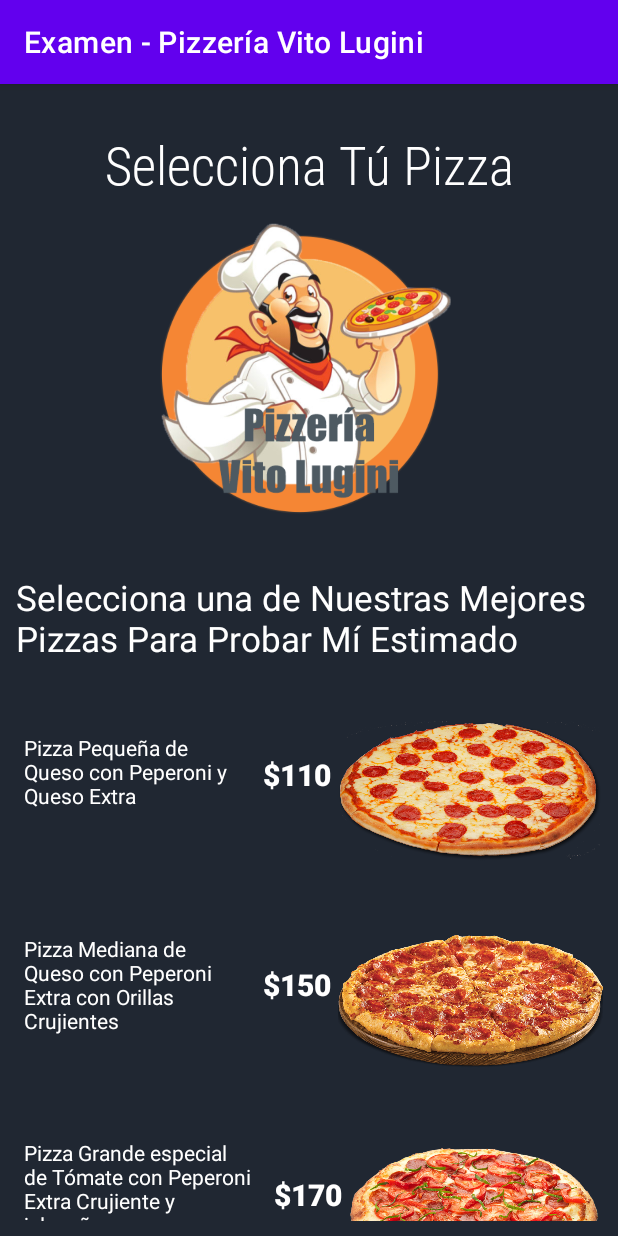
After one commit to AlexUrahara/ExamenPizzeria, an Android app: the MenuComida screen opened directly, with no data from a screen before it, on a phone screen of 412 x 824 dp. The commit adds this screen. Run offline under Robolectric (Android 15) with nearby library versions, the phone set to English and light mode, and no system bars.

Commit message:
adelanto con el diseño

```diff
--- a/app/src/main/java/com/example/examen_pizzeravitolugini/MainActivity.java
+++ b/app/src/main/java/com/example/examen_pizzeravitolugini/MainActivity.java
@@ -21,5 +21,6 @@ public class MainActivity extends AppCompatActivity {
         Intent i = new Intent(this, Menu.class);
         i.putExtra("dato", text0.getText().toString());
         startActivity(i);
+
     }
 }
--- /dev/null
+++ b/app/src/main/java/com/example/examen_pizzeravitolugini/MenuComida.java
@@ -0,0 +1,32 @@
+package com.example.examen_pizzeravitolugini;
+
+import androidx.appcompat.app.AppCompatActivity;
+
+import android.content.Intent;
+import android.os.Bundle;
+import android.view.View;
+import android.widget.Button;
+import android.widget.TextView;
+
+public class MenuComida extends AppCompatActivity {
+
+    Button button3;
+
+    @Override
+    protected void onCreate(Bundle savedInstanceState) {
+        super.onCreate(savedInstanceState);
+        setContentView(R.layout.activity_menu_comida);
+
+        button3 = findViewById(R.id.button3);
+
+        button3.setOnClickListener(new View.OnClickListener() {
+            @Override
+            public void onClick(View view) {
+                Intent intent = new Intent(MenuComida.this,MenuBebidas.class);
+                startActivity(intent);
+            }
+        });
+
+
+    }
+}
--- a/app/src/main/res/layout/activity_main.xml
+++ b/app/src/main/res/layout/activity_main.xml
@@ -25,7 +25,8 @@
             android:gravity="center"
             android:text="Inicia Sesión para Acceder"
             android:textColor="@color/white"
-            android:textSize="33dp" />
+            android:textSize="33dp"
+            tools:ignore="TextContrastCheck" />
 
 
         <ImageView
@@ -47,7 +48,7 @@
             android:inputType="textPersonName"
             android:textColor="@color/white"
             android:textColorHint="@color/grisparatexto"
-            tools:ignore="DuplicateIds" />
+            tools:ignore="DuplicateIds,TouchTargetSizeCheck" />
 
         <Button
             android:id="@+id/button1"
--- a/app/src/main/res/layout/activity_menu.xml
+++ b/app/src/main/res/layout/activity_menu.xml
@@ -66,19 +66,19 @@
             android:orientation="horizontal">
 
             <ImageView
-                android:id="@+id/imageView3"
+                android:id="@+id/ima1"
                 android:layout_width="190dp"
                 android:layout_height="200dp"
                 android:layout_marginRight="10dp"
                 android:layout_weight="1"
-                app:srcCompat="@drawable/bebidass" />
+                app:srcCompat="@drawable/comida" />
 
             <ImageView
                 android:id="@+id/imageView2"
                 android:layout_width="190dp"
                 android:layout_height="200dp"
                 android:layout_weight="1"
-                app:srcCompat="@drawable/comida" />
+                app:srcCompat="@drawable/bebidass" />
         </LinearLayout>
 
     </LinearLayout>
--- /dev/null
+++ b/app/src/main/res/layout/activity_menu_comida.xml
@@ -0,0 +1,186 @@
+<?xml version="1.0" encoding="utf-8"?>
+<androidx.constraintlayout.widget.ConstraintLayout xmlns:android="http://schemas.android.com/apk/res/android"
+    xmlns:app="http://schemas.android.com/apk/res-auto"
+    xmlns:tools="http://schemas.android.com/tools"
+    android:layout_width="match_parent"
+    android:layout_height="match_parent"
+    tools:context=".MenuComida"
+    android:background="@color/Fondo_Oscuro">
+
+    <LinearLayout
+        android:layout_width="match_parent"
+        android:layout_height="match_parent"
+        android:layout_marginHorizontal="10dp"
+        android:layout_marginVertical="10dp"
+        android:orientation="vertical"
+        >
+
+        <TextView
+            android:layout_width="match_parent"
+            android:layout_height="wrap_content"
+            android:layout_marginTop="20dp"
+            android:background="#D6D31A"
+            android:backgroundTint="#009E8861"
+            android:fontFamily="@font/robotolight"
+            android:gravity="center"
+            android:text="Selecciona Tú Pizza"
+            android:textColor="@color/white"
+            android:textSize="35dp"
+            tools:ignore="TextContrastCheck" />
+
+
+        <ImageView
+            android:layout_width="199dp"
+            android:layout_height="199dp"
+            app:srcCompat="@drawable/icono"
+            android:layout_marginTop="10dp"
+            android:layout_gravity="center"/>
+
+        <TextView
+            android:id="@+id/text2"
+            android:layout_width="390dp"
+            android:layout_height="60dp"
+            android:layout_gravity="center"
+            android:layout_marginTop="40dp"
+            android:fontFamily="sans-serif"
+            android:text="Selecciona una de Nuestras Mejores Pizzas Para Probar Mí Estimado"
+            android:textColor="@color/white"
+            android:textSize="23dp" />
+
+        <LinearLayout
+            android:layout_width="match_parent"
+            android:layout_height="140dp"
+            android:orientation="horizontal">
+            <TextView
+                android:layout_width="150dp"
+                android:layout_height="69dp"
+                android:layout_marginTop="40dp"
+                android:layout_marginLeft="6dp"
+                android:text="Pizza Pequeña de Queso con Peperoni y Queso Extra"
+                android:textColor="@color/white"
+                />
+            <TextView
+                android:layout_width="50dp"
+                android:layout_height="59dp"
+                android:layout_marginTop="60dp"
+                android:layout_marginLeft="9dp"
+                android:text="$110"
+                android:textSize="20dp"
+                android:fontFamily="sans-serif-black"
+                android:textColor="@color/white"
+                />
+
+            <ImageButton
+                android:id="@+id/ima3"
+                android:layout_width="190dp"
+                android:layout_height="110dp"
+                android:layout_marginTop="30dp"
+                android:layout_weight="1"
+                android:scaleType="fitCenter"
+                android:background="@color/Fondo_Oscuro"
+                app:srcCompat="@drawable/pizza3" />
+        </LinearLayout>
+
+        <LinearLayout
+            android:layout_width="match_parent"
+            android:layout_height="140dp"
+            android:orientation="horizontal">
+            <TextView
+                android:layout_width="150dp"
+                android:layout_height="89dp"
+                android:layout_marginLeft="6dp"
+                android:layout_marginTop="34dp"
+                android:text="Pizza Mediana de Queso con Peperoni Extra con Orillas Crujientes"
+                android:textColor="@color/white"
+                />
+            <TextView
+                android:layout_width="50dp"
+                android:layout_height="59dp"
+                android:layout_marginTop="60dp"
+                android:layout_marginLeft="9dp"
+                android:text="$150"
+                android:textSize="20dp"
+                android:fontFamily="sans-serif-black"
+                android:textColor="@color/white"
+                />
+
+            <ImageButton
+                android:id="@+id/ima4"
+                android:layout_marginTop="30dp"
+                android:layout_width="190dp"
+                android:scaleType="fitCenter"
+                android:background="@color/Fondo_Oscuro"
+                android:layout_height="110dp"
+                android:layout_weight="1"
+                app:srcCompat="@drawable/pizza1"/>
+
+        </LinearLayout>
+
+        <LinearLayout
+            android:layout_width="match_parent"
+            android:layout_height="150dp"
+            android:orientation="horizontal">
+            <TextView
+                android:layout_width="155dp"
+                android:layout_height="99dp"
+                android:layout_marginTop="30dp"
+                android:layout_marginLeft="6dp"
+                android:text="Pizza Grande especial de Tómate con Peperoni Extra Crujiente y jalapeño "
+                android:textColor="@color/white"
+                />
+            <TextView
+                android:layout_width="50dp"
+                android:layout_height="59dp"
+                android:layout_marginTop="60dp"
+                android:layout_marginLeft="11dp"
+                android:text="$170"
+                android:textSize="20dp"
+                android:fontFamily="sans-serif-black"
+                android:textColor="@color/white"
+                />
+
+            <ImageButton
+                android:id="@+id/ima5"
+                android:layout_marginTop="30dp"
+                android:layout_width="190dp"
+                android:layout_height="120dp"
+                android:scaleType="fitCenter"
+                android:background="@color/Fondo_Oscuro"
+                android:layout_weight="1"
+                app:srcCompat="@drawable/pizza2" />
+
+        </LinearLayout>
+
+        <LinearLayout
+            android:layout_width="match_parent"
+            android:layout_height="match_parent"
+            android:orientation="horizontal"
+            android:layout_marginTop="20dp">
+
+            <Button
+                android:id="@+id/button2"
+                android:layout_width="170dp"
+                android:layout_height="70dp"
+                android:layout_margin="10dp"
+                android:layout_weight="1"
+                android:backgroundTint="@color/rojobajo"
+                android:text="Finalizar "
+                app:cornerRadius="20dp"
+                />
+            <Button
+                android:id="@+id/button3"
+                android:layout_width="170dp"
+                android:layout_height="70dp"
+                android:layout_margin="10dp"
+                android:layout_weight="1"
+                app:cornerRadius="20dp"
+                android:text="Bebidas"
+                android:backgroundTint="@color/colorBoton"
+                />
+        </LinearLayout>
+
+
+    </LinearLayout>
+
+
+</androidx.constraintlayout.widget.ConstraintLayout>
```
Also changed, not shown: app/src/main/AndroidManifest.xml (+9 -0 lines), app/src/main/java/com/example/examen_pizzeravitolugini/FinalizarCompra.java (added, +14 -0 lines), app/src/main/java/com/example/examen_pizzeravitolugini/Menu.java (+25 -0 lines), app/src/main/java/com/example/examen_pizzeravitolugini/MenuBebidas.java (added, +14 -0 lines), app/src/main/res/layout/activity_finalizar_compra.xml (added, +9 -0 lines), app/src/main/res/layout/activity_menu_bebidas.xml (added, +186 -0 lines), app/src/main/res/drawable/pizza1.png.
